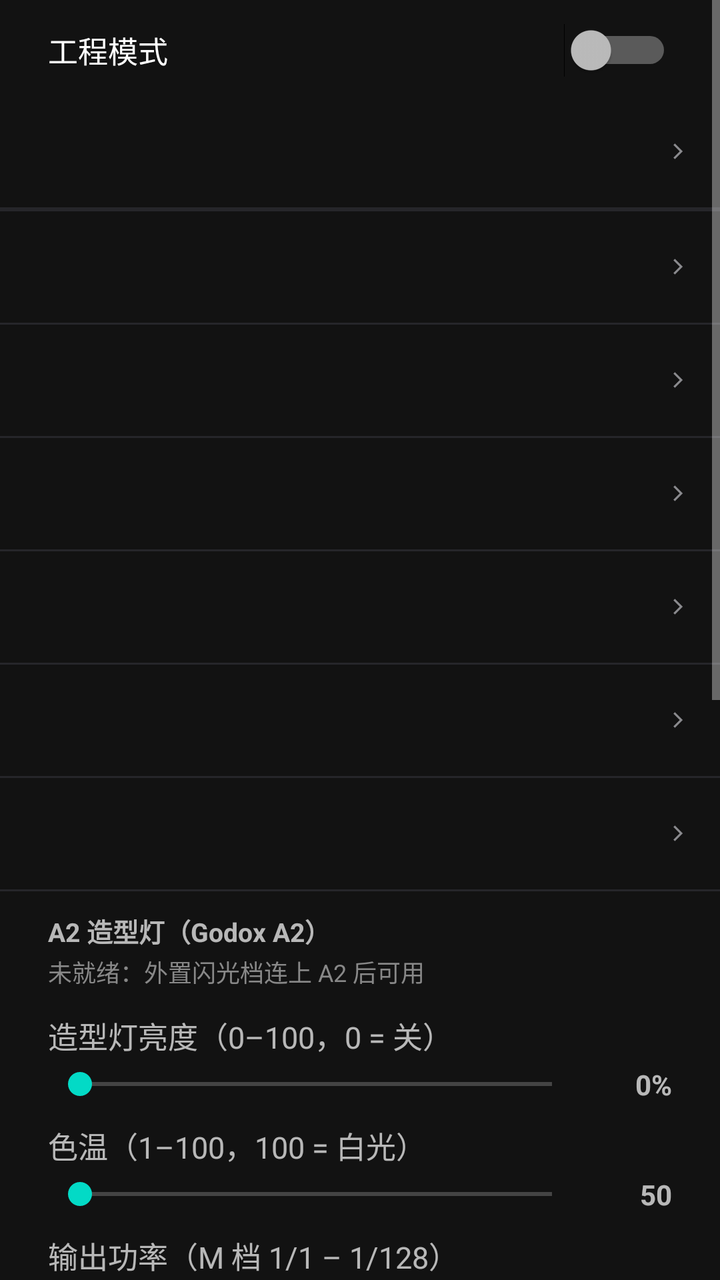
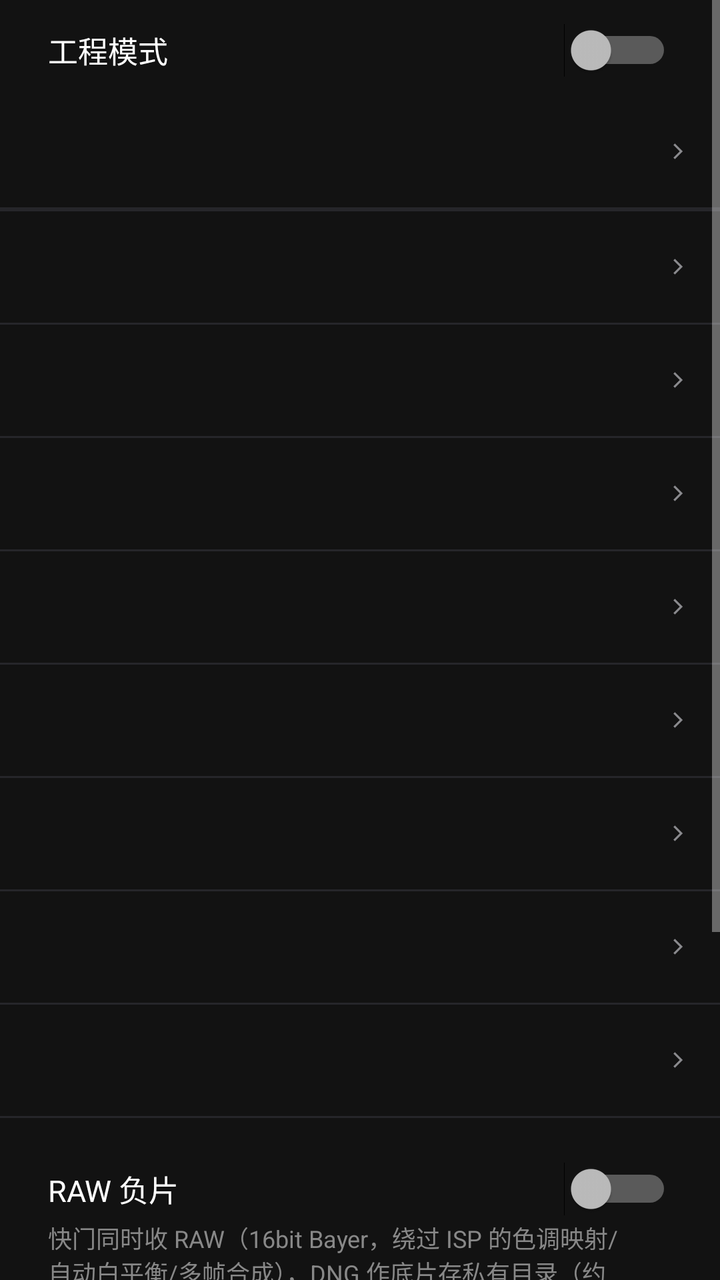

Compare the two renders of this Android layout. The source of the first and the diff that turns it into the second are given below.
<!-- AndroidManifest.xml: application theme Theme.FilmCam -->
<!-- res/layout/dialog_hidden_settings.xml -->
<?xml version="1.0" encoding="utf-8"?>
<ScrollView xmlns:android="http://schemas.android.com/apk/res/android"
    android:id="@+id/engScroll"
    android:layout_width="match_parent"
    android:layout_height="wrap_content">

    <LinearLayout
        android:layout_width="match_parent"
        android:layout_height="wrap_content"
        android:orientation="vertical"
        android:paddingTop="8dp">

        
        <Switch
            android:id="@+id/swEngineerMode"
            android:layout_width="match_parent"
            android:layout_height="wrap_content"
            android:paddingStart="24dp"
            android:paddingTop="6dp"
            android:paddingEnd="24dp"
            android:paddingBottom="12dp"
            android:text="@string/eng_mode_title"
            android:textSize="15sp" />

        
        <include
            android:id="@+id/rowEngLens"
            layout="@layout/item_setting_row" />

        <View
            android:layout_width="match_parent"
            android:layout_height="1dp"
            android:background="#26262A" />

        
        <View
            android:layout_width="match_parent"
            android:layout_height="1dp"
            android:background="#26262A" />

        <include
            android:id="@+id/rowEngSlow"
            layout="@layout/item_setting_row" />

        <View
            android:layout_width="match_parent"
            android:layout_height="1dp"
            android:background="#26262A" />

        <include
            android:id="@+id/rowEngStyle"
            layout="@layout/item_setting_row" />

        <View
            android:layout_width="match_parent"
            android:layout_height="1dp"
            android:background="#26262A" />

        
        <LinearLayout
            android:id="@+id/groupEngColor"
            android:layout_width="match_parent"
            android:layout_height="wrap_content"
            android:orientation="vertical">

                <include
            android:id="@+id/rowEngColor"
            layout="@layout/item_setting_row" />

        <View
            android:layout_width="match_parent"
            android:layout_height="1dp"
            android:background="#26262A" />
        </LinearLayout>

        <include
            android:id="@+id/rowEngDev"
            layout="@layout/item_setting_row" />

        <View
            android:layout_width="match_parent"
            android:layout_height="1dp"
            android:background="#26262A" />

        
        <include
            android:id="@+id/rowEngJpeg"
            layout="@layout/item_setting_row" />

        <View
            android:layout_width="match_parent"
            android:layout_height="1dp"
            android:background="#26262A" />

        
        <include
            android:id="@+id/rowEngWaist"
            layout="@layout/item_setting_row" />
        <View
            android:layout_width="match_parent"
            android:layout_height="1dp"
            android:background="#26262A" />

        
        <LinearLayout
            android:id="@+id/groupEngA2"
            android:layout_width="match_parent"
            android:layout_height="wrap_content"
            android:orientation="vertical"
            android:paddingStart="24dp"
            android:paddingTop="10dp"
            android:paddingEnd="24dp">

            <TextView
                android:layout_width="match_parent"
                android:layout_height="wrap_content"
                android:text="@string/eng_a2_title"
                android:textSize="13sp"
                android:textStyle="bold" />

            <TextView
                android:id="@+id/tvA2Status"
                android:layout_width="match_parent"
                android:layout_height="wrap_content"
                android:layout_marginTop="2dp"
                android:text="@string/eng_a2_not_ready"
                android:textColor="#888"
                android:textSize="12sp" />

            
            <TextView
                android:layout_width="match_parent"
                android:layout_height="wrap_content"
                android:layout_marginTop="12dp"
                android:text="@string/eng_a2_brightness"
                android:textSize="15sp" />

            <LinearLayout
                android:layout_width="match_parent"
                android:layout_height="wrap_content"
                android:layout_marginTop="4dp"
                android:gravity="center_vertical"
                android:orientation="horizontal">

                <SeekBar
                    android:id="@+id/sbA2Bright"
                    android:layout_width="0dp"
                    android:layout_height="wrap_content"
                    android:layout_weight="1" />

                <TextView
                    android:id="@+id/tvA2Bright"
                    android:layout_width="44dp"
                    android:layout_height="wrap_content"
                    android:gravity="end"
                    android:text="0%"
                    android:textSize="14sp"
                    android:textStyle="bold" />
            </LinearLayout>

            <TextView
                android:layout_width="match_parent"
                android:layout_height="wrap_content"
                android:layout_marginTop="10dp"
                android:text="@string/eng_a2_cct"
                android:textSize="15sp" />

            <LinearLayout
                android:layout_width="match_parent"
                android:layout_height="wrap_content"
                android:layout_marginTop="4dp"
                android:gravity="center_vertical"
                android:orientation="horizontal">

                <SeekBar
                    android:id="@+id/sbA2Cct"
                    android:layout_width="0dp"
                    android:layout_height="wrap_content"
                    android:layout_weight="1" />

                <TextView
                    android:id="@+id/tvA2Cct"
                    android:layout_width="44dp"
                    android:layout_height="wrap_content"
                    android:gravity="end"
                    android:text="50"
                    android:textSize="14sp"
                    android:textStyle="bold" />
            </LinearLayout>

            
            <TextView
                android:layout_width="match_parent"
                android:layout_height="wrap_content"
                android:layout_marginTop="10dp"
                android:text="@string/eng_a2_power"
                android:textSize="15sp" />

            <LinearLayout
                android:layout_width="match_parent"
                android:layout_height="wrap_content"
                android:layout_marginTop="4dp"
                android:gravity="center_vertical"
                android:orientation="horizontal">

                <SeekBar
                    android:id="@+id/sbA2Power"
                    android:layout_width="0dp"
                    android:layout_height="wrap_content"
                    android:layout_weight="1"
                    android:max="70" />

                <TextView
                    android:id="@+id/tvA2Power"
                    android:layout_width="56dp"
                    android:layout_height="wrap_content"
                    android:gravity="end"
                    android:text="1/1"
                    android:textSize="14sp"
                    android:textStyle="bold" />
            </LinearLayout>

            <TextView
                android:id="@+id/btnA2Reset"
                android:layout_width="match_parent"
                android:layout_height="wrap_content"
                android:layout_marginTop="10dp"
                android:background="#2A2A30"
                android:gravity="center"
                android:paddingTop="10dp"
                android:paddingBottom="10dp"
                android:text="@string/eng_a2_reset"
                android:textSize="14sp"
                android:textStyle="bold" />

            <TextView
                android:layout_width="match_parent"
                android:layout_height="wrap_content"
                android:layout_marginTop="8dp"
                android:layout_marginBottom="4dp"
                android:text="@string/eng_a2_hint"
                android:textColor="#888"
                android:textSize="12sp" />
        </LinearLayout>

        
        <include
            android:id="@+id/rowEngDarkroomV2"
            layout="@layout/item_setting_row" />

        <View
            android:layout_width="match_parent"
            android:layout_height="1dp"
            android:background="#26262A" />

        <LinearLayout
            android:layout_width="match_parent"
            android:layout_height="wrap_content"
            android:orientation="vertical"
            android:paddingStart="24dp"
            android:paddingTop="10dp"
            android:paddingEnd="24dp">

            <Switch
                android:id="@+id/swRawNegative"
                android:layout_width="match_parent"
                android:layout_height="wrap_content"
                android:layout_marginTop="12dp"
                android:text="@string/eng_raw_negative"
                android:textSize="15sp" />

            <TextView
                android:layout_width="match_parent"
                android:layout_height="wrap_content"
                android:layout_marginTop="2dp"
                android:text="@string/eng_raw_hint"
                android:textColor="#888"
                android:textSize="12sp" />

            <TextView
                android:layout_width="match_parent"
                android:layout_height="wrap_content"
                android:layout_marginTop="16dp"
                android:text="@string/main_debug_softfocus_prob"
                android:textSize="15sp" />

            <LinearLayout
                android:layout_width="match_parent"
                android:layout_height="wrap_content"
                android:layout_marginTop="4dp"
                android:gravity="center_vertical"
                android:orientation="horizontal">

                <SeekBar
                    android:id="@+id/sbSoftFocusProb"
                    android:layout_width="0dp"
                    android:layout_height="wrap_content"
                    android:layout_weight="1" />

                <TextView
                    android:id="@+id/tvSoftFocusProb"
                    android:layout_width="44dp"
                    android:layout_height="wrap_content"
                    android:gravity="end"
                    android:text="40%"
                    android:textSize="14sp"
                    android:textStyle="bold" />
            </LinearLayout>

            <TextView
                android:layout_width="match_parent"
                android:layout_height="wrap_content"
                android:layout_marginTop="10dp"
                android:text="@string/main_debug_note"
                android:textColor="#888"
                android:textSize="12sp" />

            
            <TextView
                android:layout_width="match_parent"
                android:layout_height="wrap_content"
                android:layout_marginTop="12dp"
                android:layout_marginBottom="4dp"
                android:text="@string/hidden_diag_title"
                android:textSize="13sp"
                android:textStyle="bold" />

            <TextView
                android:id="@+id/tvDiag"
                android:layout_width="match_parent"
                android:layout_height="wrap_content"
                android:layout_marginBottom="10dp"
                android:fontFamily="monospace"
                android:text="@string/hidden_diag_none"
                android:textSize="10.5sp" />

            
            <TextView
                android:layout_width="match_parent"
                android:layout_height="wrap_content"
                android:layout_marginBottom="4dp"
                android:text="@string/hidden_crash_title"
                android:textSize="13sp"
                android:textStyle="bold" />

            <TextView
                android:id="@+id/tvCrash"
                android:layout_width="match_parent"
                android:layout_height="wrap_content"
                android:layout_marginBottom="10dp"
                android:fontFamily="monospace"
                android:text="@string/hidden_crash_none"
                android:textSize="10.5sp" />
        </LinearLayout>
    </LinearLayout>
</ScrollView>
<!-- res/layout/item_setting_row.xml (included above) -->
<?xml version="1.0" encoding="utf-8"?>
<LinearLayout xmlns:android="http://schemas.android.com/apk/res/android"
    android:layout_width="match_parent"
    android:layout_height="wrap_content"
    android:background="?attr/selectableItemBackground"
    android:clickable="true"
    android:focusable="true"
    android:gravity="center_vertical"
    android:orientation="horizontal"
    android:paddingStart="17dp"
    android:paddingTop="11dp"
    android:paddingEnd="14dp"
    android:paddingBottom="11dp">

    
    <LinearLayout
        android:layout_width="0dp"
        android:layout_height="wrap_content"
        android:layout_weight="1"
        android:orientation="vertical">

        <TextView
            android:id="@+id/tvSetLabel"
            android:layout_width="wrap_content"
            android:layout_height="wrap_content"
            android:letterSpacing="0.03"
            android:textColor="#E8E4DA"
            android:textSize="13sp" />

        <TextView
            android:id="@+id/tvSetHint"
            android:layout_width="match_parent"
            android:layout_height="wrap_content"
            android:layout_marginTop="3dp"
            android:letterSpacing="0.02"
            android:lineSpacingMultiplier="1.35"
            android:maxLines="2"
            android:textColor="#8A8A8E"
            android:textSize="9.5sp" />
    </LinearLayout>

    
    <TextView
        android:id="@+id/tvSetValue"
        android:layout_width="wrap_content"
        android:layout_height="wrap_content"
        android:layout_marginStart="10dp"
        android:fontFamily="monospace"
        android:gravity="end"
        android:includeFontPadding="false"
        android:letterSpacing="0.05"
        android:textColor="#FFC100"
        android:textSize="12.5sp" />

    
    <View
        android:id="@+id/viewSetSwatch"
        android:layout_width="12dp"
        android:layout_height="12dp"
        android:layout_marginStart="9dp"
        android:visibility="gone" />

    
    <LinearLayout
        android:id="@+id/setTicks"
        android:layout_width="wrap_content"
        android:layout_height="wrap_content"
        android:layout_marginStart="10dp"
        android:gravity="center_vertical"
        android:orientation="horizontal"
        android:visibility="gone">

        <View
            android:id="@+id/tick1"
            android:layout_width="3dp"
            android:layout_height="11dp" />

        <View
            android:id="@+id/tick2"
            android:layout_width="3dp"
            android:layout_height="11dp"
            android:layout_marginStart="3dp" />

        <View
            android:id="@+id/tick3"
            android:layout_width="3dp"
            android:layout_height="11dp"
            android:layout_marginStart="3dp" />
    </LinearLayout>

    <ImageView
        android:id="@+id/ivSetChevron"
        android:layout_width="14dp"
        android:layout_height="14dp"
        android:layout_marginStart="10dp"
        android:contentDescription="@null"
        android:src="@drawable/ic_set_chevron" />
</LinearLayout>
<!-- resources referenced by this layout -->
<resources>
  <!-- drawable ic_set_chevron (drawable) -->
  <?xml version="1.0" encoding="utf-8"?>
  <vector xmlns:android="http://schemas.android.com/apk/res/android"
      android:width="24dp"
      android:height="24dp"
      android:viewportWidth="24"
      android:viewportHeight="24">
      <path
          android:fillColor="#8A8A8E"
          android:pathData="M9.4,5.3 L16.1,12 L9.4,18.7 L8.1,17.4 L13.5,12 L8.1,6.6 Z" />
  </vector>
  <string name="eng_a2_brightness">造型灯亮度（0–100，0 = 关）</string>
  <string name="eng_a2_cct">色温（1–100，100 = 白光）</string>
  <string name="eng_a2_hint">与官方 App 同一套时序：亮度 = 0x06（拖到 0 自动退出造型灯模式）、色温 = 0x07（0–32，白光在顶）。0x05 是模式开关、0x0c 是拍摄侧参数，都不该由用户直接调。⚠️ 造型灯常亮会影响氙气连拍，拍照前拖到 0。</string>
  <string name="eng_a2_not_ready">未就绪：外置闪光档连上 A2 后可用</string>
  <string name="eng_a2_power">输出功率（M 档 1/1 – 1/128）</string>
  <string name="eng_a2_reset">复位闪光模式（灯只闪 LED 时点这里）</string>
  <string name="eng_a2_title">A2 造型灯（Godox A2）</string>
  <string name="eng_mode_title">工程模式</string>
  <string name="eng_raw_hint">快门同时收 RAW（16bit Bayer，绕过 ISP 的色调映射/自动白平衡/多帧合成），DNG 作底片存私有目录（约 25–40MB/张），冲洗走引擎 RAW 会话。失败自动落回 JPEG 通路，帧不丢</string>
  <string name="eng_raw_negative">RAW 负片</string>
  <string name="hidden_crash_none">还没有崩溃记录</string>
  <string name="hidden_crash_title">崩溃日志 CRASH LOG</string>
  <string name="hidden_diag_none">还没有冲洗记录</string>
  <string name="hidden_diag_title">冲洗耗时诊断 DEVELOP TIMING</string>
  <string name="main_debug_note">这些选项用于开发调试，普通使用无需调整。</string>
  <string name="main_debug_softfocus_prob">模拟失焦概率（0% = 关闭）</string>
  <style name="Theme.FilmCam" parent="Theme.MaterialComponents.NoActionBar">
          
      </style>
</resources>

<!-- the commit's change to res/layout/dialog_hidden_settings.xml (unified diff, before → after) -->
@@ -102,150 +102,18 @@
             android:background="#26262A" />
 
         
-        <LinearLayout
-            android:id="@+id/groupEngA2"
-            android:layout_width="match_parent"
-            android:layout_height="wrap_content"
-            android:orientation="vertical"
-            android:paddingStart="24dp"
-            android:paddingTop="10dp"
-            android:paddingEnd="24dp">
-
-            <TextView
-                android:layout_width="match_parent"
-                android:layout_height="wrap_content"
-                android:text="@string/eng_a2_title"
-                android:textSize="13sp"
-                android:textStyle="bold" />
-
-            <TextView
-                android:id="@+id/tvA2Status"
-                android:layout_width="match_parent"
-                android:layout_height="wrap_content"
-                android:layout_marginTop="2dp"
-                android:text="@string/eng_a2_not_ready"
-                android:textColor="#888"
-                android:textSize="12sp" />
-
-            
-            <TextView
-                android:layout_width="match_parent"
-                android:layout_height="wrap_content"
-                android:layout_marginTop="12dp"
-                android:text="@string/eng_a2_brightness"
-                android:textSize="15sp" />
-
-            <LinearLayout
-                android:layout_width="match_parent"
-                android:layout_height="wrap_content"
-                android:layout_marginTop="4dp"
-                android:gravity="center_vertical"
-                android:orientation="horizontal">
-
-                <SeekBar
-                    android:id="@+id/sbA2Bright"
-                    android:layout_width="0dp"
-                    android:layout_height="wrap_content"
-                    android:layout_weight="1" />
-
-                <TextView
-                    android:id="@+id/tvA2Bright"
-                    android:layout_width="44dp"
-                    android:layout_height="wrap_content"
-                    android:gravity="end"
-                    android:text="0%"
-                    android:textSize="14sp"
-                    android:textStyle="bold" />
-            </LinearLayout>
-
-            <TextView
-                android:layout_width="match_parent"
-                android:layout_height="wrap_content"
-                android:layout_marginTop="10dp"
-                android:text="@string/eng_a2_cct"
-                android:textSize="15sp" />
-
-            <LinearLayout
-                android:layout_width="match_parent"
-                android:layout_height="wrap_content"
-                android:layout_marginTop="4dp"
-                android:gravity="center_vertical"
-                android:orientation="horizontal">
-
-                <SeekBar
-                    android:id="@+id/sbA2Cct"
-                    android:layout_width="0dp"
-                    android:layout_height="wrap_content"
-                    android:layout_weight="1" />
-
-                <TextView
-                    android:id="@+id/tvA2Cct"
-                    android:layout_width="44dp"
-                    android:layout_height="wrap_content"
-                    android:gravity="end"
-                    android:text="50"
-                    android:textSize="14sp"
-                    android:textStyle="bold" />
-            </LinearLayout>
-
-            
-            <TextView
-                android:layout_width="match_parent"
-                android:layout_height="wrap_content"
-                android:layout_marginTop="10dp"
-                android:text="@string/eng_a2_power"
-                android:textSize="15sp" />
-
-            <LinearLayout
-                android:layout_width="match_parent"
-                android:layout_height="wrap_content"
-                android:layout_marginTop="4dp"
-                android:gravity="center_vertical"
-                android:orientation="horizontal">
-
-                <SeekBar
-                    android:id="@+id/sbA2Power"
-                    android:layout_width="0dp"
-                    android:layout_height="wrap_content"
-                    android:layout_weight="1"
-                    android:max="70" />
-
-                <TextView
-                    android:id="@+id/tvA2Power"
-                    android:layout_width="56dp"
-                    android:layout_height="wrap_content"
-                    android:gravity="end"
-                    android:text="1/1"
-                    android:textSize="14sp"
-                    android:textStyle="bold" />
-            </LinearLayout>
-
-            <TextView
-                android:id="@+id/btnA2Reset"
-                android:layout_width="match_parent"
-                android:layout_height="wrap_content"
-                android:layout_marginTop="10dp"
-                android:background="#2A2A30"
-                android:gravity="center"
-                android:paddingTop="10dp"
-                android:paddingBottom="10dp"
-                android:text="@string/eng_a2_reset"
-                android:textSize="14sp"
-                android:textStyle="bold" />
-
-            <TextView
-                android:layout_width="match_parent"
-                android:layout_height="wrap_content"
-                android:layout_marginTop="8dp"
-                android:layout_marginBottom="4dp"
-                android:text="@string/eng_a2_hint"
-                android:textColor="#888"
-                android:textSize="12sp" />
-        </LinearLayout>
-
-        
         <include
             android:id="@+id/rowEngDarkroomV2"
+            layout="@layout/item_setting_row" />
+
+        <View
+            android:layout_width="match_parent"
+            android:layout_height="1dp"
+            android:background="#26262A" />
+
+        
+        <include
+            android:id="@+id/rowEngCalib"
             layout="@layout/item_setting_row" />
 
         <View
<!-- resource entries referenced after the edit -->
@@ -11,13 +11,6 @@
           android:fillColor="#8A8A8E"
           android:pathData="M9.4,5.3 L16.1,12 L9.4,18.7 L8.1,17.4 L13.5,12 L8.1,6.6 Z" />
   </vector>
-  <string name="eng_a2_brightness">造型灯亮度（0–100，0 = 关）</string>
-  <string name="eng_a2_cct">色温（1–100，100 = 白光）</string>
-  <string name="eng_a2_hint">与官方 App 同一套时序：亮度 = 0x06（拖到 0 自动退出造型灯模式）、色温 = 0x07（0–32，白光在顶）。0x05 是模式开关、0x0c 是拍摄侧参数，都不该由用户直接调。⚠️ 造型灯常亮会影响氙气连拍，拍照前拖到 0。</string>
-  <string name="eng_a2_not_ready">未就绪：外置闪光档连上 A2 后可用</string>
-  <string name="eng_a2_power">输出功率（M 档 1/1 – 1/128）</string>
-  <string name="eng_a2_reset">复位闪光模式（灯只闪 LED 时点这里）</string>
-  <string name="eng_a2_title">A2 造型灯（Godox A2）</string>
   <string name="eng_mode_title">工程模式</string>
   <string name="eng_raw_hint">快门同时收 RAW（16bit Bayer，绕过 ISP 的色调映射/自动白平衡/多帧合成），DNG 作底片存私有目录（约 25–40MB/张），冲洗走引擎 RAW 会话。失败自动落回 JPEG 通路，帧不丢</string>
   <string name="eng_raw_negative">RAW 负片</string>
